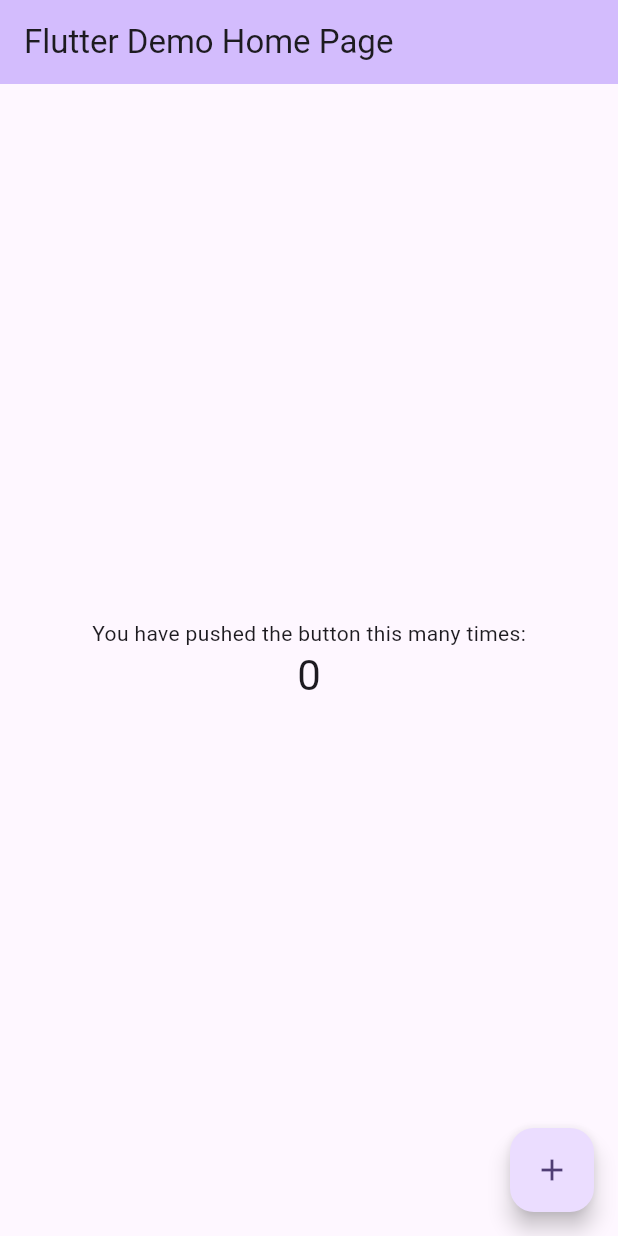
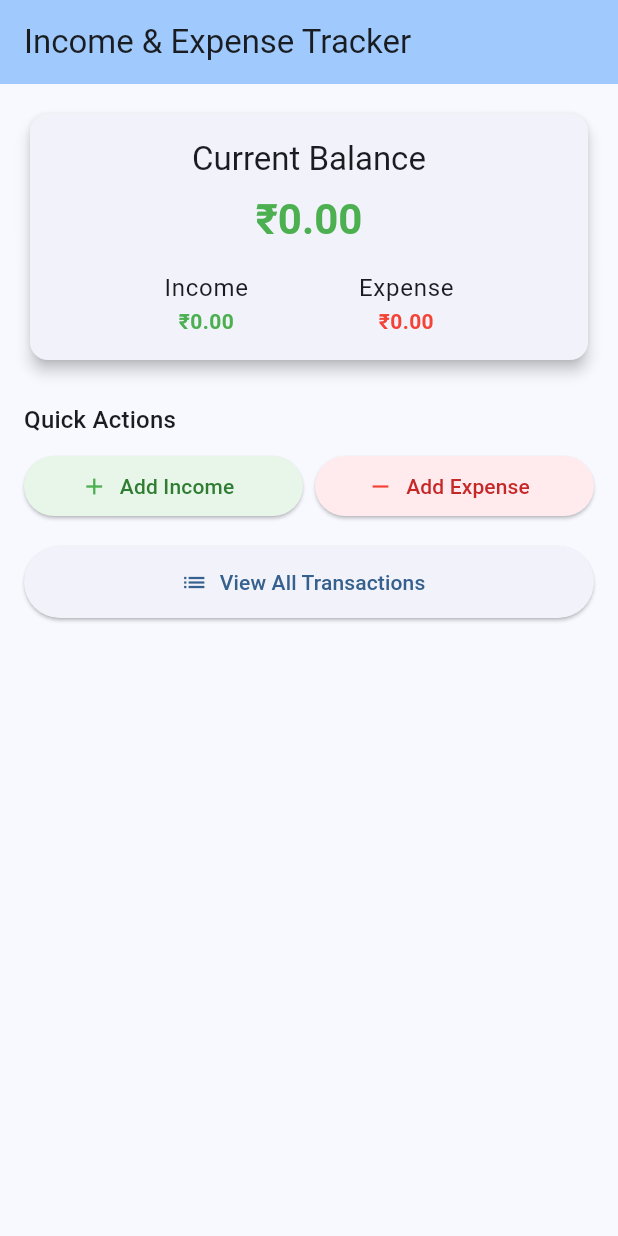
Before and after one commit to could-ai/01991944-efb2-7142-be26-678021e527a1, a Flutter app: the screen it shows after launch, on a phone screen of 412 x 824 dp. Run offline on Flutter 3.47's test engine with Material 3 defaults, Android fonts, the phone set to English and light mode, and no system bars; our stand-ins replace hive, hive_flutter; accounts and stored records are empty; generated files the repository leaves out were written again.

Commit message:
Added Hive dependencies (hive, hive_flutter, hive_generator, build_runner) and intl for date formatting to support local database storage and transaction date handling in the expense tracking app; Replaced the default Flutter template main.dart with app initialization including Hive setup, adapter registration, and navigation to the home screen for the expense tracking functionality; Created Income model class with Hive annotations for storing income transaction data including id, description, amount, date, and category fields for the expense tracking app; Created Expense model class with Hive annotations for storing expense transaction data including id, description, amount, date, and category fields for the expense tracking app; Created home screen with balance summary showing total income, expenses, and current balance, plus quick action buttons to add income/expense transactions and view all transactions list, using ValueListenableBuilder for real-time updates from Hive boxes; Created add transaction screen with form validation for description, amount, category, and date selection, supporting both income and expense entry with UUID generation and Hive box storage; Created transaction list screen that combines and sorts all income and expense transactions by date, displays them in a list with delete functionality, and shows visual indicators for income vs expense with proper color coding

```diff
--- a/usr/lib/main.dart
+++ b/usr/lib/main.dart
@@ -1,120 +1,39 @@
 import 'package:flutter/material.dart';
+import 'package:hive_flutter/hive_flutter.dart';
+import 'package:couldai_user_app/models/income.dart';
+import 'package:couldai_user_app/models/expense.dart';
+import 'package:couldai_user_app/screens/home_screen.dart';
 
-void main() {
+void main() async {
+  WidgetsFlutterBinding.ensureInitialized();
+
+  // Initialize Hive
+  await Hive.initFlutter();
+
+  // Register Hive adapters
+  Hive.registerAdapter(IncomeAdapter());
+  Hive.registerAdapter(ExpenseAdapter());
+
+  // Open Hive boxes
+  await Hive.openBox<Income>('income');
+  await Hive.openBox<Expense>('expense');
+
   runApp(const MyApp());
 }
 
 class MyApp extends StatelessWidget {
   const MyApp({super.key});
 
-  // This widget is the root of your application.
   @override
   Widget build(BuildContext context) {
     return MaterialApp(
-      title: 'Flutter Demo',
+      title: 'Income & Expense Tracker',
       debugShowCheckedModeBanner: false,
       theme: ThemeData(
-        // This is the theme of your application.
-        //
-        // TRY THIS: Try running your application with "flutter run". You'll see
-        // the application has a purple toolbar. Then, without quitting the app,
-        // try changing the seedColor in the colorScheme below to Colors.green
-        // and then invoke "hot reload" (save your changes or press the "hot
-        // reload" button in a Flutter-supported IDE, or press "r" if you used
-        // the command line to start the app).
-        //
-        // Notice that the counter didn't reset back to zero; the application
-        // state is not lost during the reload. To reset the state, use hot
-        // restart instead.
-        //
-        // This works for code too, not just values: Most code changes can be
-        // tested with just a hot reload.
-        colorScheme: ColorScheme.fromSeed(seedColor: Colors.deepPurple),
+        colorScheme: ColorScheme.fromSeed(seedColor: Colors.blue),
+        useMaterial3: true,
       ),
-      home: const MyHomePage(title: 'Flutter Demo Home Page'),
+      home: const HomeScreen(),
     );
   }
 }
-
-class MyHomePage extends StatefulWidget {
-  const MyHomePage({super.key, required this.title});
-
-  // This widget is the home page of your application. It is stateful, meaning
-  // that it has a State object (defined below) that contains fields that affect
-  // how it looks.
-
-  // This class is the configuration for the state. It holds the values (in this
-  // case the title) provided by the parent (in this case the App widget) and
-  // used by the build method of the State. Fields in a Widget subclass are
-  // always marked "final".
-
-  final String title;
-
-  @override
-  State<MyHomePage> createState() => _MyHomePageState();
-}
-
-class _MyHomePageState extends State<MyHomePage> {
-  int _counter = 0;
-
-  void _incrementCounter() {
-    setState(() {
-      // This call to setState tells the Flutter framework that something has
-      // changed in this State, which causes it to rerun the build method below
-      // so that the display can reflect the updated values. If we changed
-      // _counter without calling setState(), then the build method would not be
-      // called again, and so nothing would appear to happen.
-      _counter++;
-    });
-  }
-
-  @override
-  Widget build(BuildContext context) {
-    // This method is rerun every time setState is called, for instance as done
-    // by the _incrementCounter method above.
-    //
-    // The Flutter framework has been optimized to make rerunning build methods
-    // fast, so that you can just rebuild anything that needs updating rather
-    // than having to individually change instances of widgets.
-    return Scaffold(
-      appBar: AppBar(
-        // TRY THIS: Try changing the color here to a specific color (to
-        // Colors.amber, perhaps?) and trigger a hot reload to see the AppBar
-        // change color while the other colors stay the same.
-        backgroundColor: Theme.of(context).colorScheme.inversePrimary,
-        // Here we take the value from the MyHomePage object that was created by
-        // the App.build method, and use it to set our appbar title.
-        title: Text(widget.title),
-      ),
-      body: Center(
-        // Center is a layout widget. It takes a single child and positions it
-        // in the middle of the parent.
-        child: Column(
-          // Column is also a layout widget. It takes a list of children and
-          // arranges them vertically. By default, it sizes itself to fit its
-          // children horizontally, and tries to be as tall as its parent.
-          //
-          // Column has various properties to control how it sizes itself and
-          // how it positions its children. Here we use mainAxisAlignment to
-          // center the children vertically; the main axis here is the vertical
-          // axis because Columns are vertical (the cross axis would be
-          // horizontal).
-          //
-          // TRY THIS: Invoke "debug painting" (choose the "Toggle Debug Paint"
-          // action in the IDE, or press "p" in the console), to see the
-          // wireframe for each widget.
-          mainAxisAlignment: MainAxisAlignment.center,
-          children: <Widget>[
-            const Text('You have pushed the button this many times:'),
-            Text('$_counter', style: Theme.of(context).textTheme.headlineMedium),
-          ],
-        ),
-      ),
-      floatingActionButton: FloatingActionButton(
-        onPressed: _incrementCounter,
-        tooltip: 'Increment',
-        child: const Icon(Icons.add),
-      ), // This trailing comma makes auto-formatting nicer for build methods.
-    );
-  }
-}
--- /dev/null
+++ b/usr/lib/models/expense.dart
@@ -0,0 +1,29 @@
+import 'package:hive/hive.dart';
+
+part 'expense.g.dart';
+
+@HiveType(typeId: 1)
+class Expense {
+  @HiveField(0)
+  final String id;
+
+  @HiveField(1)
+  final String description;
+
+  @HiveField(2)
+  final double amount;
+
+  @HiveField(3)
+  final DateTime date;
+
+  @HiveField(4)
+  final String category;
+
+  Expense({
+    required this.id,
+    required this.description,
+    required this.amount,
+    required this.date,
+    required this.category,
+  });
+}
--- /dev/null
+++ b/usr/lib/models/income.dart
@@ -0,0 +1,29 @@
+import 'package:hive/hive.dart';
+
+part 'income.g.dart';
+
+@HiveType(typeId: 0)
+class Income {
+  @HiveField(0)
+  final String id;
+
+  @HiveField(1)
+  final String description;
+
+  @HiveField(2)
+  final double amount;
+
+  @HiveField(3)
+  final DateTime date;
+
+  @HiveField(4)
+  final String category;
+
+  Income({
+    required this.id,
+    required this.description,
+    required this.amount,
+    required this.date,
+    required this.category,
+  });
+}
--- /dev/null
+++ b/usr/lib/screens/home_screen.dart
@@ -0,0 +1,184 @@
+import 'package:flutter/material.dart';
+import 'package:hive_flutter/hive_flutter.dart';
+import 'package:couldai_user_app/models/income.dart';
+import 'package:couldai_user_app/models/expense.dart';
+import 'package:couldai_user_app/screens/add_transaction_screen.dart';
+import 'package:couldai_user_app/screens/transaction_list_screen.dart';
+import 'package:intl/intl.dart';
+
+class HomeScreen extends StatefulWidget {
+  const HomeScreen({super.key});
+
+  @override
+  State<HomeScreen> createState() => _HomeScreenState();
+}
+
+class _HomeScreenState extends State<HomeScreen> {
+  late Box<Income> incomeBox;
+  late Box<Expense> expenseBox;
+
+  @override
+  void initState() {
+    super.initState();
+    incomeBox = Hive.box<Income>('income');
+    expenseBox = Hive.box<Expense>('expense');
+  }
+
+  double get totalIncome {
+    return incomeBox.values.fold(0, (sum, income) => sum + income.amount);
+  }
+
+  double get totalExpense {
+    return expenseBox.values.fold(0, (sum, expense) => sum + expense.amount);
+  }
+
+  double get balance => totalIncome - totalExpense;
+
+  @override
+  Widget build(BuildContext context) {
+    return Scaffold(
+      appBar: AppBar(
+        title: const Text('Income & Expense Tracker'),
+        backgroundColor: Theme.of(context).colorScheme.inversePrimary,
+      ),
+      body: ValueListenableBuilder(
+        valueListenable: incomeBox.listenable(),
+        builder: (context, Box<Income> incomeBox, _) {
+          return ValueListenableBuilder(
+            valueListenable: expenseBox.listenable(),
+            builder: (context, Box<Expense> expenseBox, _) {
+              return Padding(
+                padding: const EdgeInsets.all(16.0),
+                child: Column(
+                  crossAxisAlignment: CrossAxisAlignment.start,
+                  children: [
+                    // Balance Summary
+                    Card(
+                      elevation: 4,
+                      child: Padding(
+                        padding: const EdgeInsets.all(16.0),
+                        child: Column(
+                          children: [
+                            Text(
+                              'Current Balance',
+                              style: Theme.of(context).textTheme.titleLarge,
+                            ),
+                            const SizedBox(height: 8),
+                            Text(
+                              '₹${balance.toStringAsFixed(2)}',
+                              style: Theme.of(context).textTheme.headlineMedium?.copyWith(
+                                color: balance >= 0 ? Colors.green : Colors.red,
+                                fontWeight: FontWeight.bold,
+                              ),
+                            ),
+                            const SizedBox(height: 16),
+                            Row(
+                              mainAxisAlignment: MainAxisAlignment.spaceEvenly,
+                              children: [
+                                Column(
+                                  children: [
+                                    Text(
+                                      'Income',
+                                      style: Theme.of(context).textTheme.bodyLarge,
+                                    ),
+                                    Text(
+                                      '₹${totalIncome.toStringAsFixed(2)}',
+                                      style: const TextStyle(
+                                        color: Colors.green,
+                                        fontWeight: FontWeight.bold,
+                                      ),
+                                    ),
+                                  ],
+                                ),
+                                Column(
+                                  children: [
+                                    Text(
+                                      'Expense',
+                                      style: Theme.of(context).textTheme.bodyLarge,
+                                    ),
+                                    Text(
+                                      '₹${totalExpense.toStringAsFixed(2)}',
+                                      style: const TextStyle(
+                                        color: Colors.red,
+                                        fontWeight: FontWeight.bold,
+                                      ),
+                                    ),
+                                  ],
+                                ),
+                              ],
+                            ),
+                          ],
+                        ),
+                      ),
+                    ),
+                    const SizedBox(height: 24),
+                    // Quick Actions
+                    Text(
+                      'Quick Actions',
+                      style: Theme.of(context).textTheme.titleMedium,
+                    ),
+                    const SizedBox(height: 8),
+                    Row(
+                      children: [
+                        Expanded(
+                          child: ElevatedButton.icon(
+                            onPressed: () => _navigateToAddTransaction(context, true),
+                            icon: const Icon(Icons.add, color: Colors.green),
+                            label: const Text('Add Income'),
+                            style: ElevatedButton.styleFrom(
+                              backgroundColor: Colors.green.shade50,
+                              foregroundColor: Colors.green.shade800,
+                            ),
+                          ),
+                        ),
+                        const SizedBox(width: 8),
+                        Expanded(
+                          child: ElevatedButton.icon(
+                            onPressed: () => _navigateToAddTransaction(context, false),
+                            icon: const Icon(Icons.remove, color: Colors.red),
+                            label: const Text('Add Expense'),
+                            style: ElevatedButton.styleFrom(
+                              backgroundColor: Colors.red.shade50,
+                              foregroundColor: Colors.red.shade800,
+                            ),
+                          ),
+                        ),
+                      ],
+                    ),
+                    const SizedBox(height: 16),
+                    ElevatedButton.icon(
+                      onPressed: () => _navigateToTransactionList(context),
+                      icon: const Icon(Icons.list),
+                      label: const Text('View All Transactions'),
+                      style: ElevatedButton.styleFrom(
+                        minimumSize: const Size(double.infinity, 48),
+                      ),
+                    ),
+                  ],
+                ),
+              );
+            },
+          );
+        },
+      ),
+    );
+  }
+
+  void _navigateToAddTransaction(BuildContext context, bool isIncome) {
+    Navigator.push(
+      context,
+      MaterialPageRoute(
+        builder: (context) => AddTransactionScreen(isIncome: isIncome),
+      ),
+    );
+  }
+
+  void _navigateToTransactionList(BuildContext context) {
+    Navigator.push(
+      context,
+      MaterialPageRoute(
+        builder: (context) => const TransactionListScreen(),
+      ),
+    );
+  }
+}
```
Also changed, not shown: usr/lib/screens/add_transaction_screen.dart (added, +173 -0 lines), usr/lib/screens/transaction_list_screen.dart (added, +129 -0 lines), usr/pubspec.yaml (+6 -1 lines).
